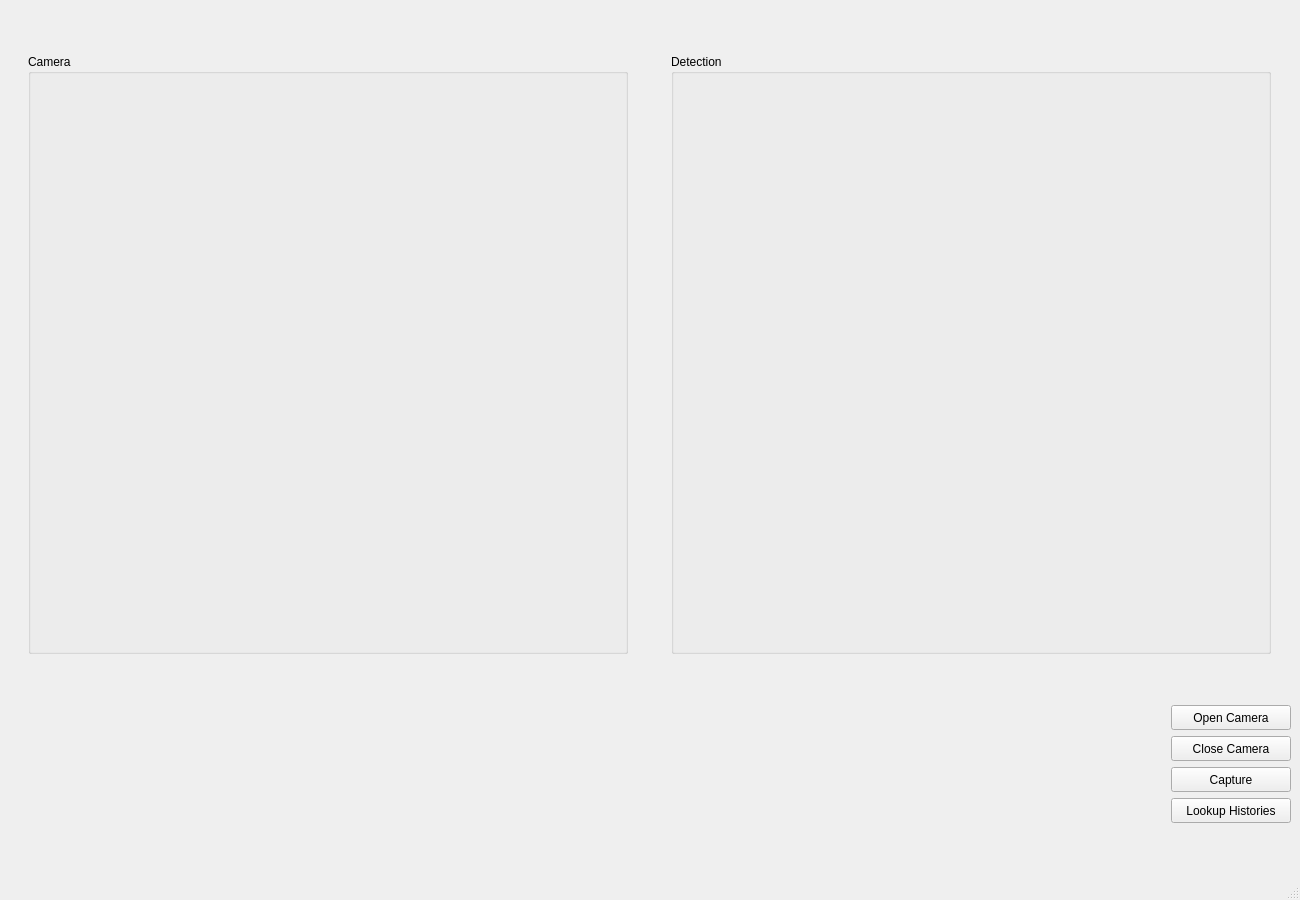
The window that app/realtime_main_window.ui (PascalZh/fabric_defect_detection_system) describes before a commit, drawn with Qt 5.
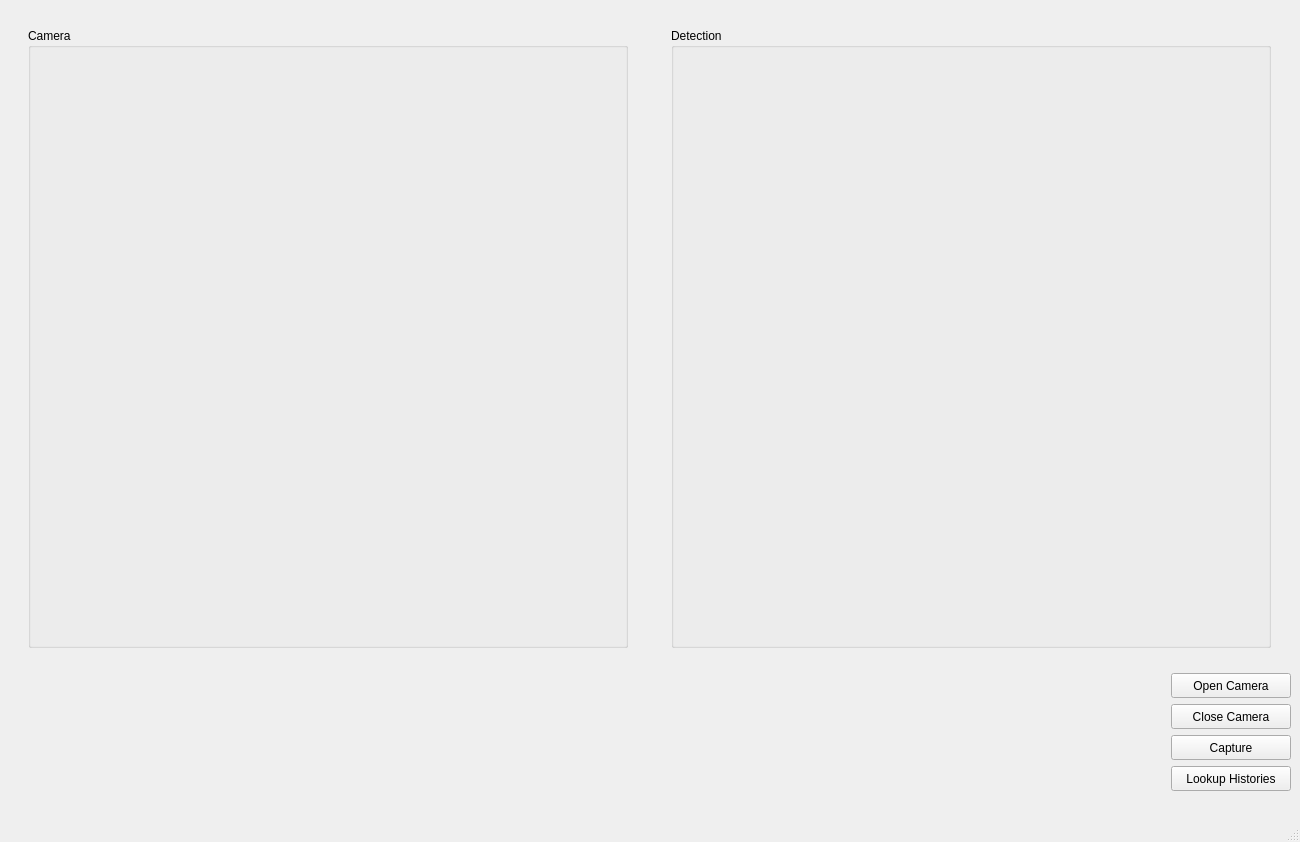
The same window after the commit.

Patch:
```diff
--- a/app/realtime_main_window.ui
+++ b/app/realtime_main_window.ui
@@ -7,13 +7,13 @@
     <x>0</x>
     <y>0</y>
     <width>1300</width>
-    <height>900</height>
+    <height>842</height>
    </rect>
   </property>
   <property name="minimumSize">
    <size>
     <width>1300</width>
-    <height>900</height>
+    <height>842</height>
    </size>
   </property>
   <property name="windowTitle">
@@ -37,13 +37,13 @@
         <property name="minimumSize">
          <size>
           <width>600</width>
-          <height>600</height>
+          <height>620</height>
          </size>
         </property>
         <property name="maximumSize">
          <size>
           <width>600</width>
-          <height>600</height>
+          <height>620</height>
          </size>
         </property>
         <property name="title">
@@ -69,13 +69,13 @@
         <property name="minimumSize">
          <size>
           <width>600</width>
-          <height>600</height>
+          <height>620</height>
          </size>
         </property>
         <property name="maximumSize">
          <size>
           <width>600</width>
-          <height>600</height>
+          <height>620</height>
          </size>
         </property>
         <property name="title">
@@ -162,12 +162,6 @@
           <height>25</height>
          </size>
         </property>
-        <property name="maximumSize">
-         <size>
-          <width>16777215</width>
-          <height>16777215</height>
-         </size>
-        </property>
         <property name="layoutDirection">
          <enum>Qt::LeftToRight</enum>
         </property>
```
